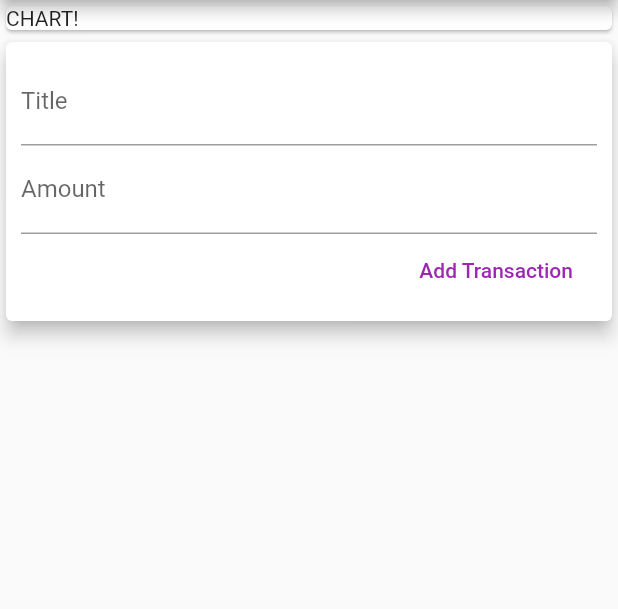
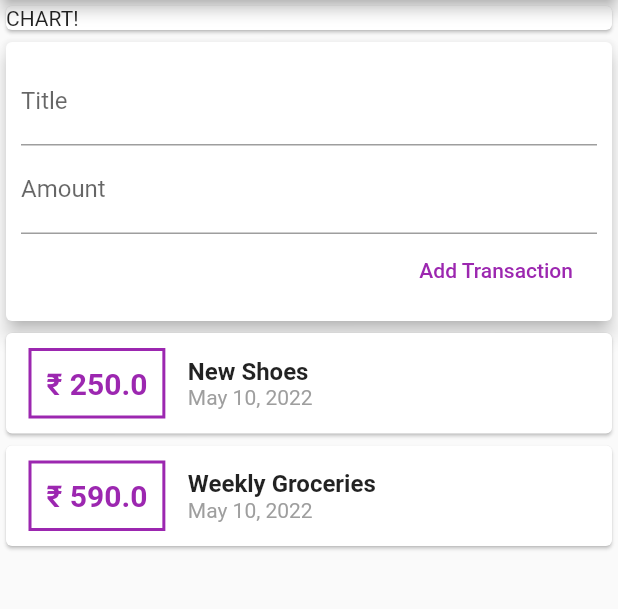
Before and after one commit to pulkitkhandelwal29/Expense-Tracker-App, a Flutter app: the screen it shows after launch, on a phone screen of 412 x 824 dp, the part 84-693 px from its top. Run offline on Flutter 3.47's test engine with Material 2 defaults, Android fonts, the phone set to English and light mode, and no system bars.

Commit message:
Managing data and adding user transactions

```diff
--- a/lib/main.dart
+++ b/lib/main.dart
@@ -1,6 +1,5 @@
-import './transaction.dart';
 import 'package:flutter/material.dart';
-import 'package:intl/intl.dart';
+import '../widgets/user_transactions.dart';
 
 void main() {
   runApp(MyApp());
@@ -17,22 +16,6 @@ class MyApp extends StatelessWidget {
 }
 
 class MyHomePage extends StatelessWidget {
-  //list of transactions from Transaction class
-  final List<Transaction> transactions = [
-    Transaction(
-      id: 't1',
-      title: 'New Shoes',
-      amount: 250,
-      date: DateTime.now(),
-    ),
-    Transaction(
-      id: 't2',
-      title: 'Weekly Groceries',
-      amount: 590,
-      date: DateTime.now(),
-    ),
-  ];
-
   @override
   Widget build(BuildContext context) {
     return Scaffold(
@@ -49,83 +32,7 @@ class MyHomePage extends StatelessWidget {
               child: Text('CHART!'),
             ),
           ),
-          Card(
-            elevation: 5,
-            //wrapping column into container to provide more styling
-            child: Container(
-              padding: EdgeInsets.all(10),
-              child: Column(
-                crossAxisAlignment: CrossAxisAlignment.end,
-                children: [
-                  //receive user input
-                  TextField(
-                    decoration: InputDecoration(labelText: 'Title'),
-                  ),
-                  TextField(
-                    decoration: InputDecoration(labelText: 'Amount'),
-                  ),
-                  FlatButton(
-                      onPressed: () {},
-                      child: Text('Add Transaction'),
-                      textColor: Colors.purple),
-                ],
-              ),
-            ),
-          ),
-          //Mapping data to widget using map()
-          Column(
-              children: transactions.map((tx) {
-            return Card(
-              child: Row(
-                children: <Widget>[
-                  Container(
-                    //styling
-                    margin: EdgeInsets.symmetric(
-                      vertical: 10,
-                      horizontal: 15,
-                    ),
-                    decoration: BoxDecoration(
-                      border: Border.all(
-                        color: Colors.purple,
-                        width: 2,
-                      ),
-                    ),
-                    padding: EdgeInsets.all(10),
-                    //double needs to be converted to string for Text
-                    child: Text(
-                      //string interpolation
-                      '\u{20B9} ${tx.amount}',
-                      style: TextStyle(
-                        fontWeight: FontWeight.bold,
-                        fontSize: 20,
-                        color: Colors.purple,
-                      ),
-                    ),
-                  ),
-                  Column(
-                    //will make left alignment
-                    crossAxisAlignment: CrossAxisAlignment.start,
-                    children: [
-                      Text(
-                        tx.title,
-                        style: TextStyle(
-                          fontSize: 16,
-                          fontWeight: FontWeight.bold,
-                        ),
-                      ),
-                      Text(
-                        //Date Formatting from intl package
-                        DateFormat.yMMMd().format(tx.date),
-                        style: TextStyle(
-                          color: Colors.grey,
-                        ),
-                      ),
-                    ],
-                  )
-                ],
-              ),
-            );
-          }).toList())
+          UserTransactions(),
         ],
       ),
     );
```
